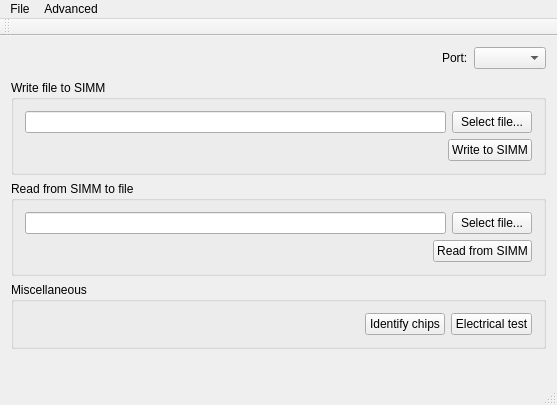
This is mainwindow.ui in dougg3/mac-rom-simm-programmer.software as Qt 5 draws it before an edit. The edited form follows.
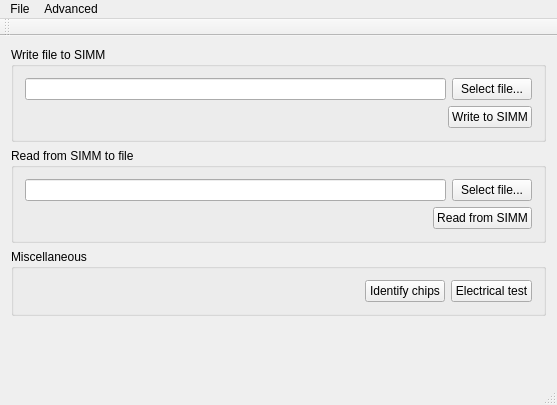
This is the edited form.

Commit message:
Added better error checking to the ROM SIMM flasher for when the programmer board is unplugged. The UI seems a lot cleaner now too.
Removed dead code. Moved to a more consistent function naming style.

```diff
--- a/mainwindow.ui
+++ b/mainwindow.ui
@@ -28,36 +28,6 @@
       </property>
       <widget class="QWidget" name="controlPage">
        <layout class="QVBoxLayout" name="verticalLayout_2">
-        <item>
-         <layout class="QHBoxLayout" name="horizontalLayout_6">
-          <property name="bottomMargin">
-           <number>5</number>
-          </property>
-          <item>
-           <spacer name="horizontalSpacer_4">
-            <property name="orientation">
-             <enum>Qt::Horizontal</enum>
-            </property>
-            <property name="sizeHint" stdset="0">
-             <size>
-              <width>40</width>
-              <height>20</height>
-             </size>
-            </property>
-           </spacer>
-          </item>
-          <item>
-           <widget class="QLabel" name="portLabel">
-            <property name="text">
-             <string>Port:</string>
-            </property>
-           </widget>
-          </item>
-          <item>
-           <widget class="QComboBox" name="portList"/>
-          </item>
-         </layout>
-        </item>
         <item>
          <widget class="QGroupBox" name="writeGroupBox">
           <property name="title">
```
Left out of the diff: 16 changed lines with no effect on the pictures. The commit also changes 7 other files.
